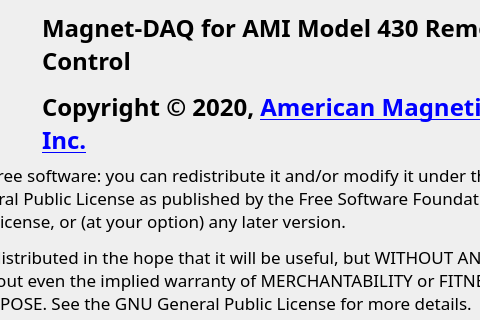
Before: the Qt Designer form macOS-UI/aboutdialog.ui in American-Magnetics-Inc/magnet-daq, drawn with Qt 5; both pictures show x 148 to 628 and y 0 to 320 of the 720 by 445 pixel window.
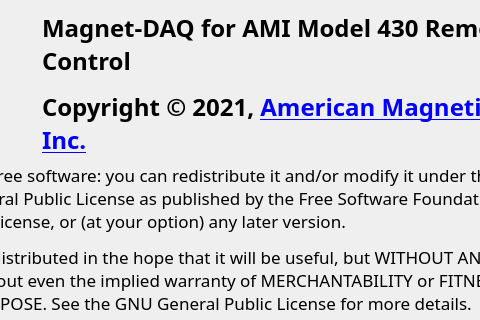
After: the same form once the commit is applied. Icons and pictures are not drawn.

Commit message: • Fixed bugs with possible multiple processes executed in the Table view. • Supports a custom AMI trigger function in future Model 430 firmware releases. • Updated app to support Qt 6. • Updated QCustomPlot to version 2.1.0 with support for Qt 6. • Updated QtXlsxWriter library to support Qt 6. • Moved compilation on Windows to VS 2019.

```diff
--- a/macOS-UI/aboutdialog.ui
+++ b/macOS-UI/aboutdialog.ui
@@ -58,7 +58,7 @@
       </font>
      </property>
      <property name="text">
-      <string>&lt;html&gt;&lt;head/&gt;&lt;body&gt;&lt;p&gt;Magnet-DAQ for AMI Model 430 Remote Control&lt;/p&gt;&lt;p&gt;Copyright © 2020, &lt;a href=&quot;http://www.americanmagnetics.com&quot;&gt;&lt;span style=&quot; text-decoration: underline; color:#0000ff;&quot;&gt;American Magnetics, Inc.&lt;/span&gt;&lt;/a&gt;&lt;/p&gt;&lt;/body&gt;&lt;/html&gt;</string>
+      <string>&lt;html&gt;&lt;head/&gt;&lt;body&gt;&lt;p&gt;Magnet-DAQ for AMI Model 430 Remote Control&lt;/p&gt;&lt;p&gt;Copyright © 2021, &lt;a href=&quot;http://www.americanmagnetics.com&quot;&gt;&lt;span style=&quot; text-decoration: underline; color:#0000ff;&quot;&gt;American Magnetics, Inc.&lt;/span&gt;&lt;/a&gt;&lt;/p&gt;&lt;/body&gt;&lt;/html&gt;</string>
      </property>
      <property name="alignment">
       <set>Qt::AlignLeading|Qt::AlignLeft|Qt::AlignVCenter</set>
```
The commit also changes 23 other files.
